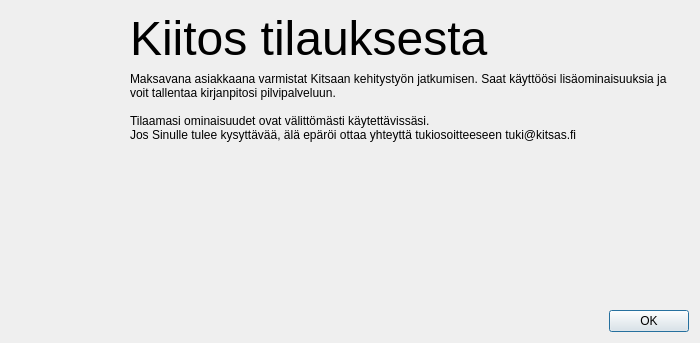
Before: the Qt Designer form kitsas/tilaus/kiitos.ui in artoh/kitupiikki, drawn with Qt 5.
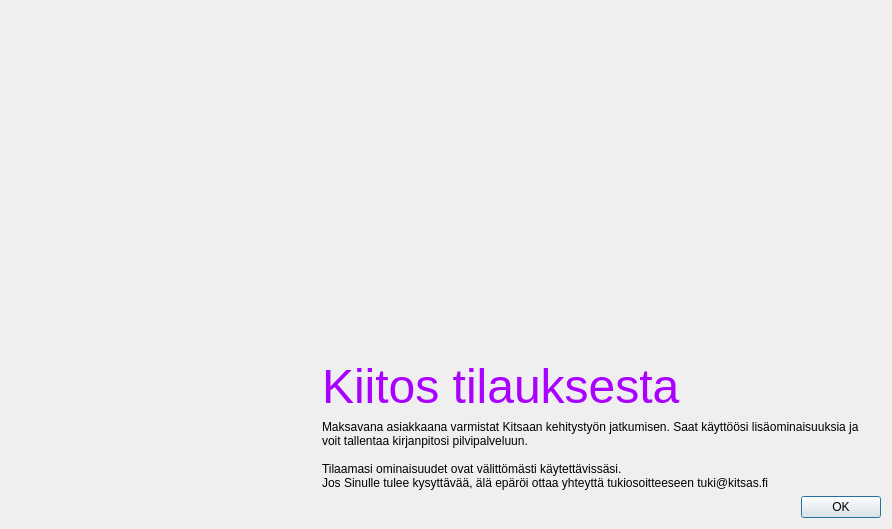
After: the same form once the commit is applied. Icons and pictures are not drawn.

What changed in the file:
```diff
--- a/kitsas/tilaus/kiitos.ui
+++ b/kitsas/tilaus/kiitos.ui
@@ -6,8 +6,8 @@
    <rect>
     <x>0</x>
     <y>0</y>
-    <width>700</width>
-    <height>343</height>
+    <width>892</width>
+    <height>529</height>
    </rect>
   </property>
   <property name="windowTitle">
@@ -28,6 +28,19 @@
      </item>
      <item>
       <layout class="QVBoxLayout" name="verticalLayout">
+       <item>
+        <spacer name="verticalSpacer">
+         <property name="orientation">
+          <enum>Qt::Vertical</enum>
+         </property>
+         <property name="sizeHint" stdset="0">
+          <size>
+           <width>20</width>
+           <height>40</height>
+          </size>
+         </property>
+        </spacer>
+       </item>
        <item>
         <widget class="QLabel" name="label">
          <property name="font">
@@ -35,9 +48,15 @@
            <pointsize>36</pointsize>
           </font>
          </property>
+         <property name="styleSheet">
+          <string notr="true">color: rgb(170, 0, 255);</string>
+         </property>
          <property name="text">
           <string>Kiitos tilauksesta</string>
          </property>
+         <property name="alignment">
+          <set>Qt::AlignBottom|Qt::AlignLeading|Qt::AlignLeft</set>
+         </property>
         </widget>
        </item>
        <item>
@@ -48,6 +67,9 @@
 Tilaamasi ominaisuudet ovat välittömästi käytettävissäsi.
 Jos Sinulle tulee kysyttävää, älä epäröi ottaa yhteyttä tukiosoitteeseen tuki@kitsas.fi</string>
          </property>
+         <property name="alignment">
+          <set>Qt::AlignLeading|Qt::AlignLeft|Qt::AlignVCenter</set>
+         </property>
          <property name="wordWrap">
           <bool>true</bool>
          </property>
@@ -57,19 +79,6 @@
      </item>
     </layout>
    </item>
-   <item>
-    <spacer name="verticalSpacer">
-     <property name="orientation">
-      <enum>Qt::Vertical</enum>
-     </property>
-     <property name="sizeHint" stdset="0">
-      <size>
-       <width>20</width>
-       <height>40</height>
-      </size>
-     </property>
-    </spacer>
-   </item>
    <item>
     <widget class="QDialogButtonBox" name="buttonBox">
      <property name="orientation">
```
Left out of the diff: 2 changed lines with no effect on the pictures.
